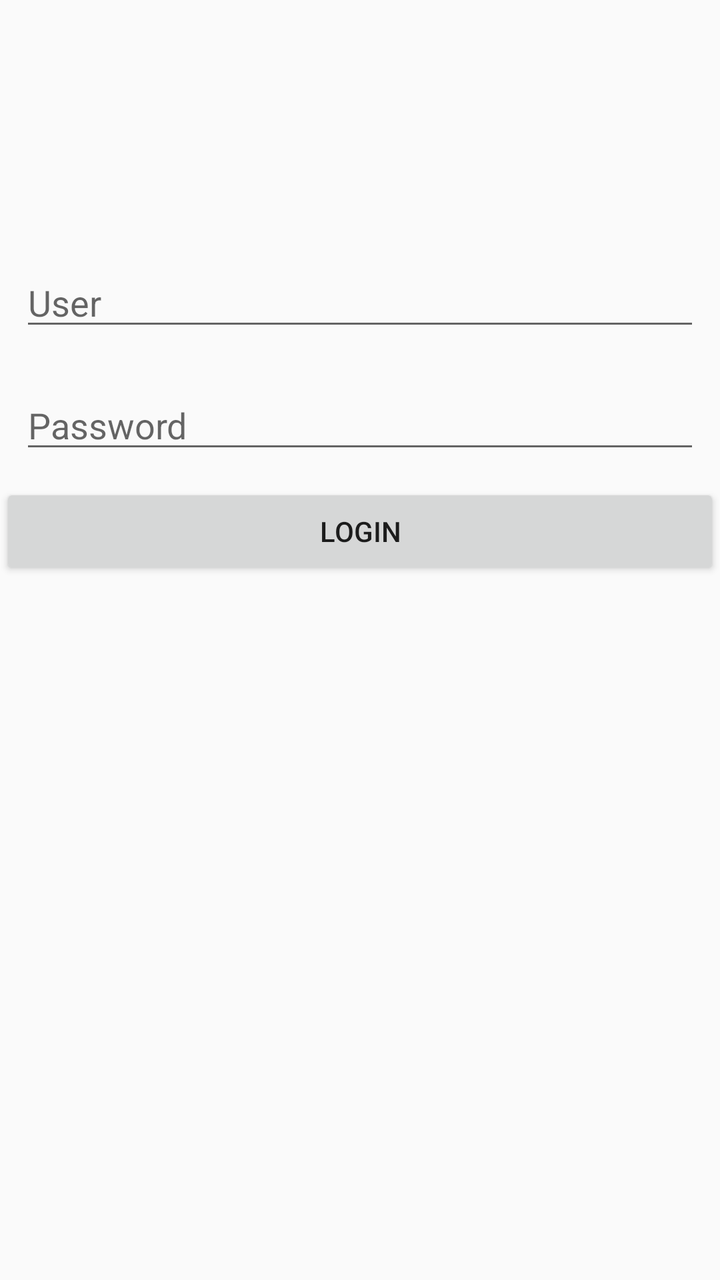
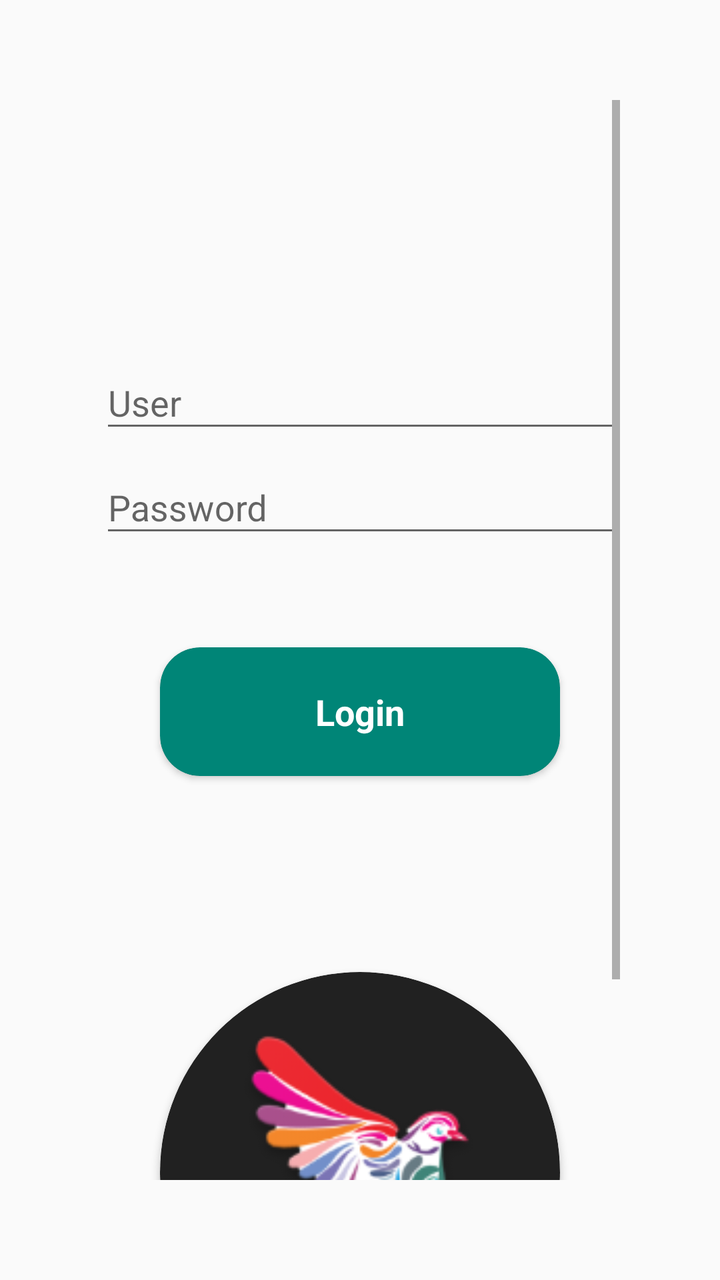

Two renders of the same Android screen: before a commit and after it. Below are the layout's source before the change and the commit's diff.
<!-- AndroidManifest.xml: application theme AppTheme -->
<!-- res/layout/activity_login.xml -->
<?xml version="1.0" encoding="utf-8"?>
<LinearLayout xmlns:android="http://schemas.android.com/apk/res/android"
    xmlns:app="http://schemas.android.com/apk/res-auto"
    xmlns:tools="http://schemas.android.com/tools"
    android:layout_width="match_parent"
    android:layout_height="match_parent"
    tools:context=".Login"
    android:orientation="vertical"
    android:id="@+id/root">

    <ScrollView
        android:layout_width="match_parent"
        android:layout_height="match_parent">
        <LinearLayout
            android:layout_width="match_parent"
            android:layout_height="match_parent"
            android:orientation="vertical"
            android:paddingTop="50dp">


            <LinearLayout android:id="@+id/llProgress"
                android:layout_width="match_parent"
                android:layout_height="wrap_content"
                android:orientation="vertical"
                android:visibility="invisible">
                <ProgressBar
                    android:layout_width="50dp"
                    android:layout_height="50dp"
                    android:layout_gravity="center"/>
                <TextView
                    android:layout_width="match_parent"
                    android:layout_height="wrap_content"
                    android:gravity="center"
                    android:text="cargando..."/>
            </LinearLayout>



            <EditText android:id="@+id/etUser"
                android:layout_width="match_parent"
                android:layout_height="wrap_content"
                android:layout_margin="10dp"
                android:hint="User"/>

            <EditText android:id="@+id/etPass"
                android:layout_width="match_parent"
                android:layout_height="wrap_content"
                android:layout_margin="10dp"
                android:hint="Password"
                android:inputType="textPassword"/>

            <Button android:id="@+id/btnLogin"
                android:layout_width="match_parent"
                android:layout_height="wrap_content"
                android:text="Login"/>

            <TextView android:id="@+id/tvErrorMsg"
                android:layout_width="match_parent"
                android:layout_height="wrap_content"
                android:padding="10dp"
                android:gravity="center"
                android:textStyle="bold"
                android:textColor="@color/red_700"/>

            <TextView android:id="@+id/tvPhoneID"
                android:layout_width="match_parent"
                android:layout_height="wrap_content"
                android:gravity="center"
                android:textStyle="bold"
                android:padding="20dp"/>
        </LinearLayout>

    </ScrollView>

</LinearLayout>
<!-- resources referenced by this layout -->
<resources>
  <color name="red_700">#D32F2F</color>
  <style name="AppTheme" parent="Theme.AppCompat.Light.DarkActionBar">
          
          <item name="colorPrimary">@color/colorPrimary</item>
          <item name="colorPrimaryDark">@color/colorPrimaryDark</item>
          <item name="colorAccent">@color/colorAccent</item>
      </style>
  <color name="colorPrimary">#008577</color>
  <color name="colorPrimaryDark">#00574B</color>
  <color name="colorAccent">#D81B60</color>
</resources>

<!-- the commit's change to res/layout/activity_login.xml (unified diff, before → after) -->
@@ -6,7 +6,8 @@
     android:layout_height="match_parent"
     tools:context=".Login"
     android:orientation="vertical"
-    android:id="@+id/root">
+    android:id="@+id/root"
+    android:padding="50dp">
 
     <ScrollView
         android:layout_width="match_parent"
@@ -35,24 +36,49 @@
             </LinearLayout>
 
 
-
-            <EditText android:id="@+id/etUser"
+            <android.support.design.widget.TextInputLayout
                 android:layout_width="match_parent"
                 android:layout_height="wrap_content"
-                android:layout_margin="10dp"
-                android:hint="User"/>
+                android:hint="User">
+                <android.support.design.widget.TextInputEditText
+                    android:id="@+id/etUser"
+                    android:layout_width="match_parent"
+                    android:layout_height="wrap_content"/>
+            </android.support.design.widget.TextInputLayout>
 
-            <EditText android:id="@+id/etPass"
+
+
+            <android.support.design.widget.TextInputLayout
                 android:layout_width="match_parent"
                 android:layout_height="wrap_content"
-                android:layout_margin="10dp"
-                android:hint="Password"
-                android:inputType="textPassword"/>
+                android:hint="Password">
+                <android.support.design.widget.TextInputEditText
+                    android:id="@+id/etPass"
+                    android:layout_width="match_parent"
+                    android:layout_height="wrap_content"
+                    android:inputType="textPassword"/>
+            </android.support.design.widget.TextInputLayout>
 
-            <Button android:id="@+id/btnLogin"
-                android:layout_width="match_parent"
+
+            <android.support.v7.widget.CardView
+                android:id="@+id/btnLogin"
+                android:layout_width="200dp"
                 android:layout_height="wrap_content"
-                android:text="Login"/>
+                android:layout_gravity="center"
+                app:cardBackgroundColor="@color/colorPrimary"
+                app:cardCornerRadius="20dp"
+                android:layout_marginTop="50dp">
+                <TextView
+                    android:layout_width="match_parent"
+                    android:layout_height="match_parent"
+                    android:padding="20dp"
+                    android:text="Login"
+                    android:gravity="center"
+                    android:textColor="@color/white"
+                    android:textSize="18sp"
+                    android:textStyle="bold"/>
+
+            </android.support.v7.widget.CardView>
 
             <TextView android:id="@+id/tvErrorMsg"
                 android:layout_width="match_parent"
@@ -68,6 +94,28 @@
                 android:gravity="center"
                 android:textStyle="bold"
                 android:padding="20dp"/>
+
+            <android.support.v7.widget.CardView
+                android:layout_width="200dp"
+                android:layout_height="200dp"
+                android:layout_gravity="center"
+                app:cardCornerRadius="100dp"
+                app:cardBackgroundColor="@color/gray_900">
+                <ImageView
+                    android:layout_width="match_parent"
+                    android:layout_height="match_parent"
+                    android:layout_gravity="center"
+                    android:src="@drawable/colibri_logo"/>
+
+            </android.support.v7.widget.CardView>
+            <TextView
+                android:layout_width="match_parent"
+                android:layout_height="wrap_content"
+                android:text="Rainbow Hummingbird"
+                android:gravity="center"
+                android:textSize="20sp"
+                android:textStyle="bold|italic"/>
+
         </LinearLayout>
 
     </ScrollView>
<!-- resource entries referenced after the edit -->
@@ -1,6 +1,8 @@
 <!-- resources referenced by this layout -->
 <resources>
   <color name="red_700">#D32F2F</color>
+  <color name="white">#FFFFFF</color>
+  <!-- drawable colibri_logo: png bitmap (drawable, 19302 bytes) -->
   <style name="AppTheme" parent="Theme.AppCompat.Light.DarkActionBar">
           
           <item name="colorPrimary">@color/colorPrimary</item>
@@ -8,6 +10,7 @@
           <item name="colorAccent">@color/colorAccent</item>
       </style>
   <color name="colorPrimary">#008577</color>
+  <color name="gray_900">#212121</color>
   <color name="colorPrimaryDark">#00574B</color>
   <color name="colorAccent">#D81B60</color>
 </resources>
